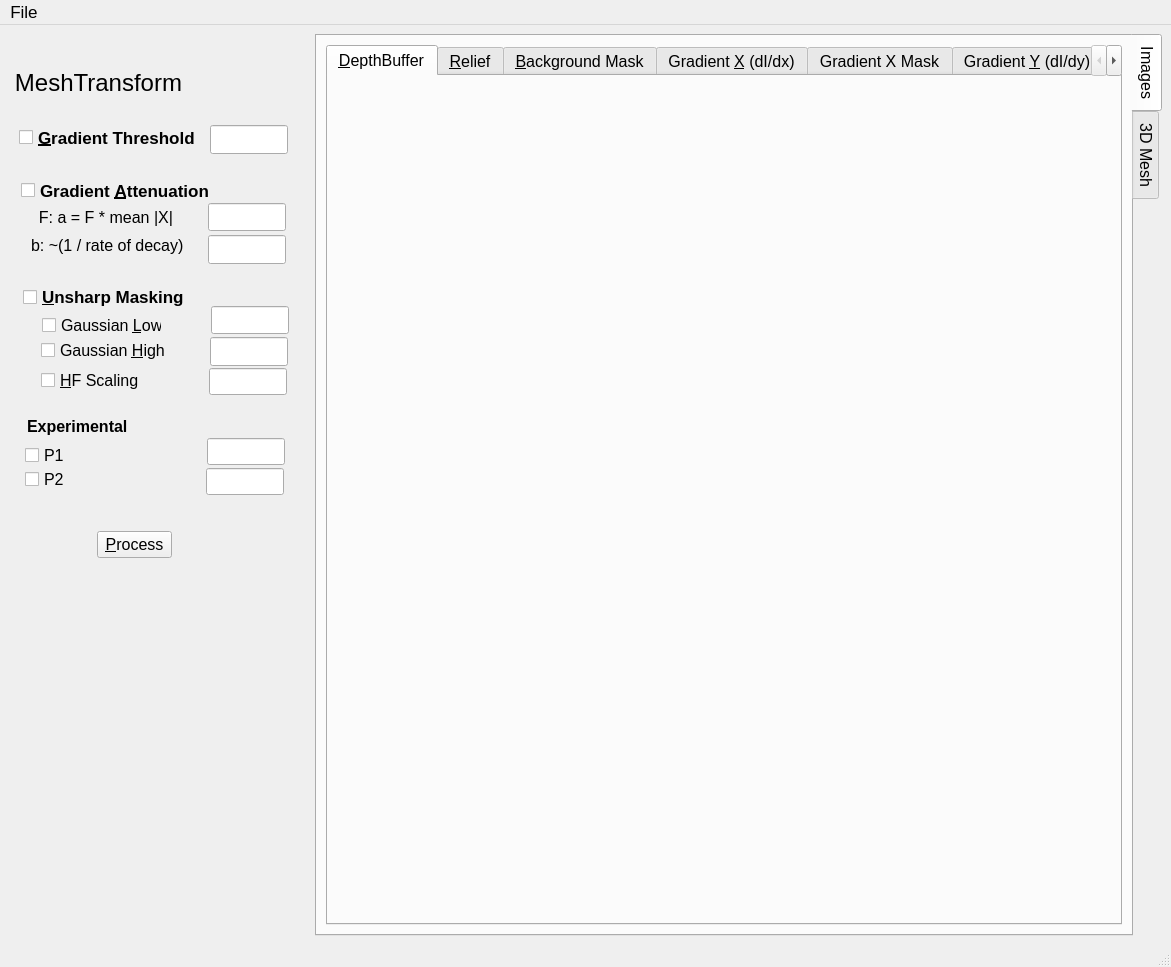
Old version of the form Solver/Explorer.ui in the repository steveknipmeyer/ModelRelief.
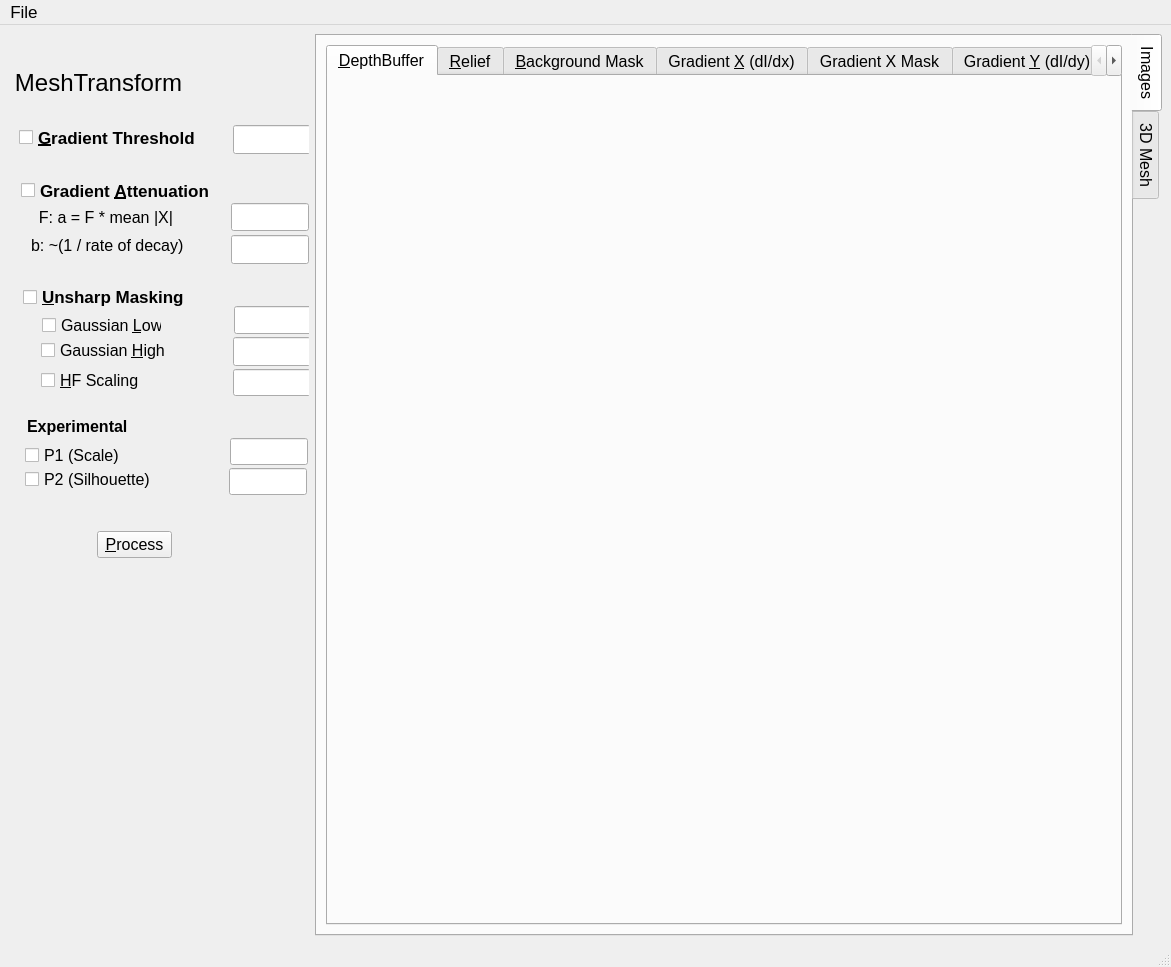
New version of the form. Icons and pictures are not drawn.

Commit message: Frame initial support for silhouette processing. Add a Silhouette class to the Solver back end. The background mask is blurred and then the exterior region is added back to the original image.

```diff
--- a/Solver/Explorer.ui
+++ b/Solver/Explorer.ui
@@ -323,7 +323,7 @@
       <widget class="QLineEdit" name="gradientThresholdLineEdit">
        <property name="geometry">
         <rect>
-         <x>201</x>
+         <x>224</x>
          <y>88</y>
          <width>78</width>
          <height>29</height>
@@ -352,7 +352,7 @@
       <widget class="QLineEdit" name="unsharpGaussianLowLineEdit">
        <property name="geometry">
         <rect>
-         <x>202</x>
+         <x>225</x>
          <y>269</y>
          <width>78</width>
          <height>28</height>
@@ -381,7 +381,7 @@
       <widget class="QLineEdit" name="unsharpGaussianHighLineEdit">
        <property name="geometry">
         <rect>
-         <x>201</x>
+         <x>224</x>
          <y>300</y>
          <width>78</width>
          <height>29</height>
@@ -410,8 +410,8 @@
       <widget class="QLineEdit" name="unsharpHFScaleLineEdit">
        <property name="geometry">
         <rect>
-         <x>200</x>
-         <y>331</y>
+         <x>224</x>
+         <y>332</y>
          <width>78</width>
          <height>27</height>
         </rect>
@@ -486,7 +486,7 @@
       <widget class="QLineEdit" name="attenuationDecayLineEdit">
        <property name="geometry">
         <rect>
-         <x>199</x>
+         <x>222</x>
          <y>198</y>
          <width>78</width>
          <height>29</height>
@@ -496,7 +496,7 @@
       <widget class="QLineEdit" name="attenuationFactorLineEdit">
        <property name="geometry">
         <rect>
-         <x>199</x>
+         <x>222</x>
          <y>166</y>
          <width>78</width>
          <height>28</height>
@@ -557,12 +557,12 @@
         <rect>
          <x>16</x>
          <y>408</y>
-         <width>70</width>
+         <width>165</width>
          <height>20</height>
         </rect>
        </property>
        <property name="text">
-        <string>P1</string>
+        <string>P1 (Scale)</string>
        </property>
       </widget>
       <widget class="QCheckBox" name="p2CheckBox">
@@ -570,12 +570,12 @@
         <rect>
          <x>16</x>
          <y>433</y>
-         <width>70</width>
+         <width>158</width>
          <height>19</height>
         </rect>
        </property>
        <property name="text">
-        <string>P2</string>
+        <string>P2 (Silhouette)</string>
        </property>
       </widget>
       <widget class="QLabel" name="labelExperimental">
@@ -600,7 +600,7 @@
       <widget class="QLineEdit" name="p1LineEdit">
        <property name="geometry">
         <rect>
-         <x>198</x>
+         <x>221</x>
          <y>401</y>
          <width>78</width>
          <height>27</height>
@@ -616,7 +616,7 @@
       <widget class="QLineEdit" name="p2LineEdit">
        <property name="geometry">
         <rect>
-         <x>197</x>
+         <x>220</x>
          <y>431</y>
          <width>78</width>
          <height>27</height>
```
The commit also changes 7 other files.
